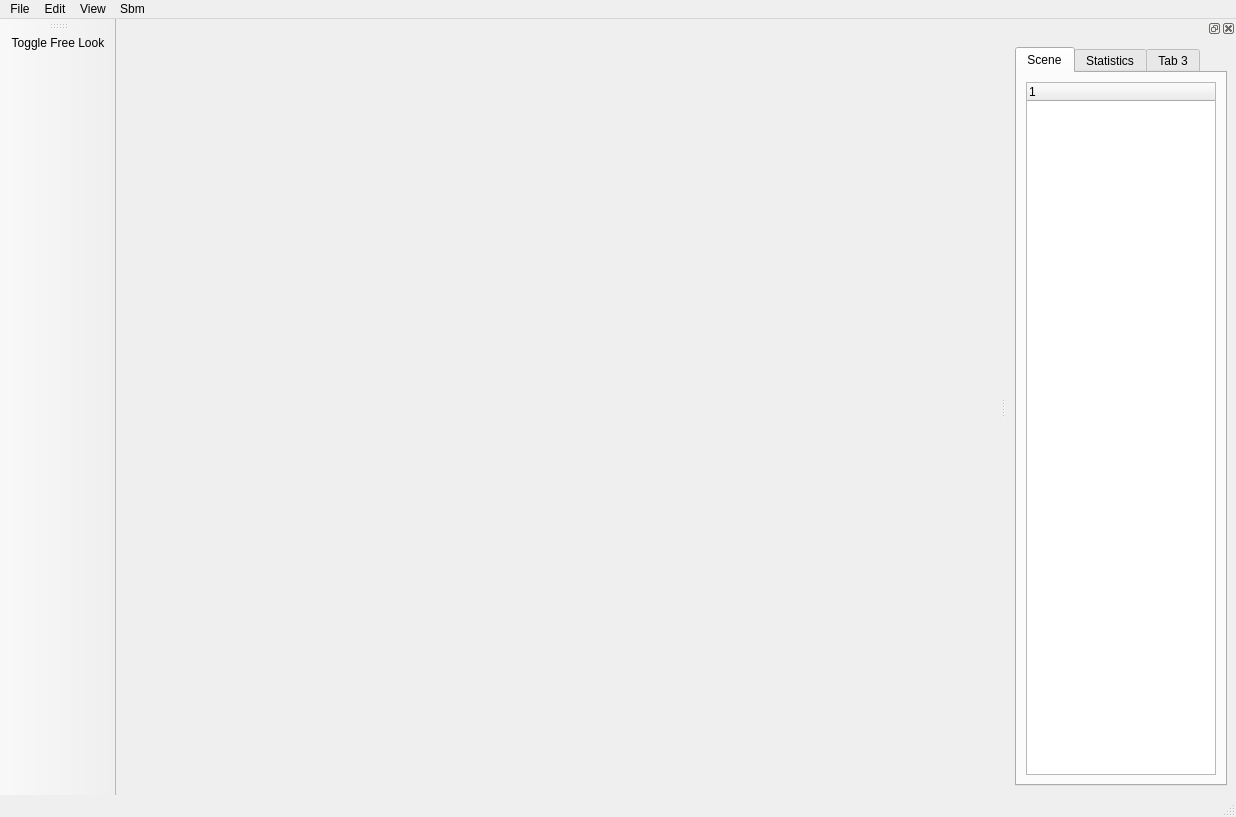
First picture: the form in core/smartbody/sbm-debugger/gui/designer/SbmDebuggerForm.ui, repository DrAlta/smartbody, before the edit.
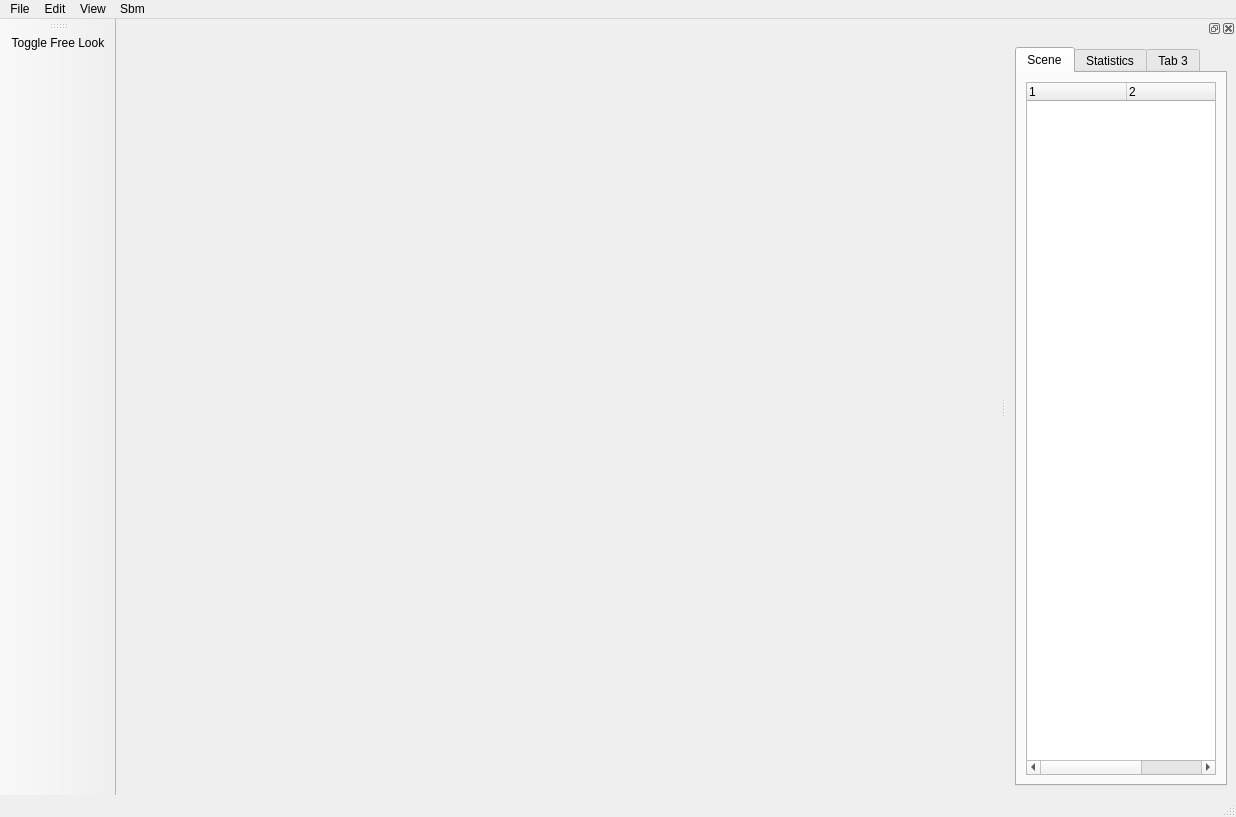
Second picture: the form after the edit. Icons and pictures are not drawn.

```diff
--- a/core/smartbody/sbm-debugger/gui/designer/SbmDebuggerForm.ui
+++ b/core/smartbody/sbm-debugger/gui/designer/SbmDebuggerForm.ui
@@ -169,7 +169,7 @@
             <bool>true</bool>
            </property>
            <property name="columnCount">
-            <number>1</number>
+            <number>3</number>
            </property>
            <attribute name="headerVisible">
             <bool>true</bool>
@@ -179,6 +179,16 @@
              <string notr="true">1</string>
             </property>
            </column>
+           <column>
+            <property name="text">
+             <string notr="true">2</string>
+            </property>
+           </column>
+           <column>
+            <property name="text">
+             <string notr="true">3</string>
+            </property>
+           </column>
           </widget>
          </item>
         </layout>
```
Left out of the diff: 3 changed lines with no effect on the pictures.
